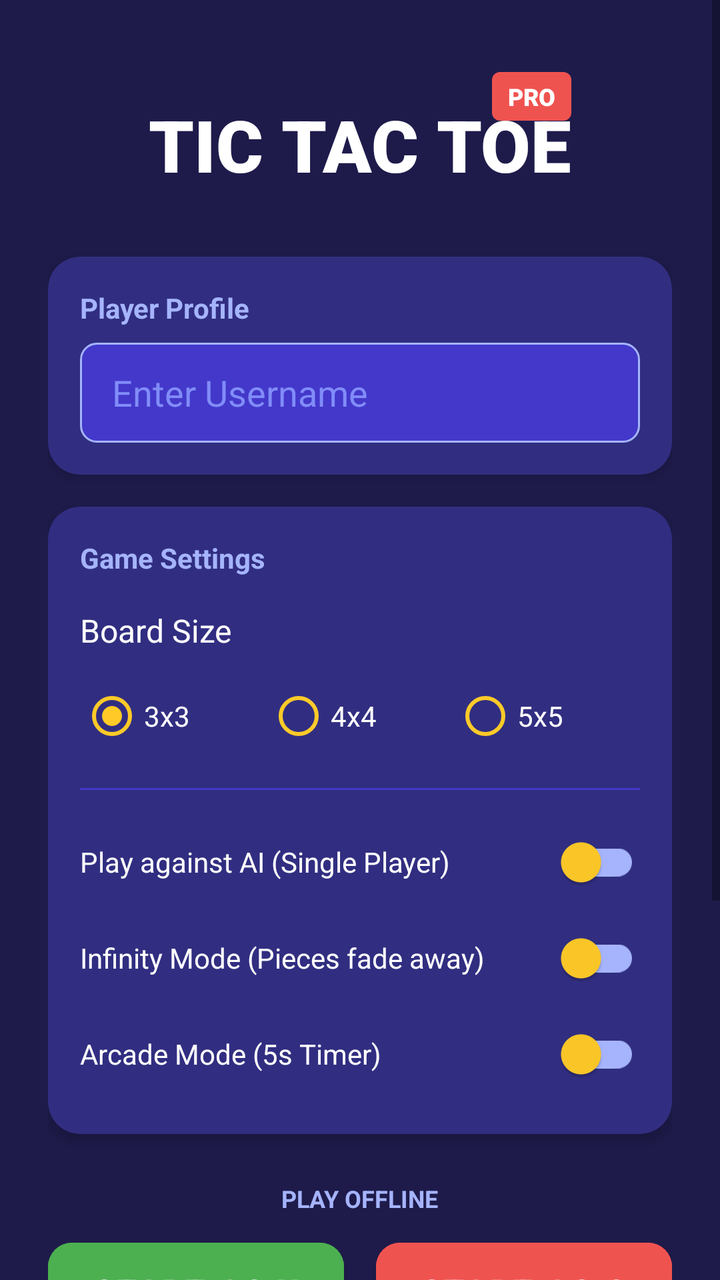
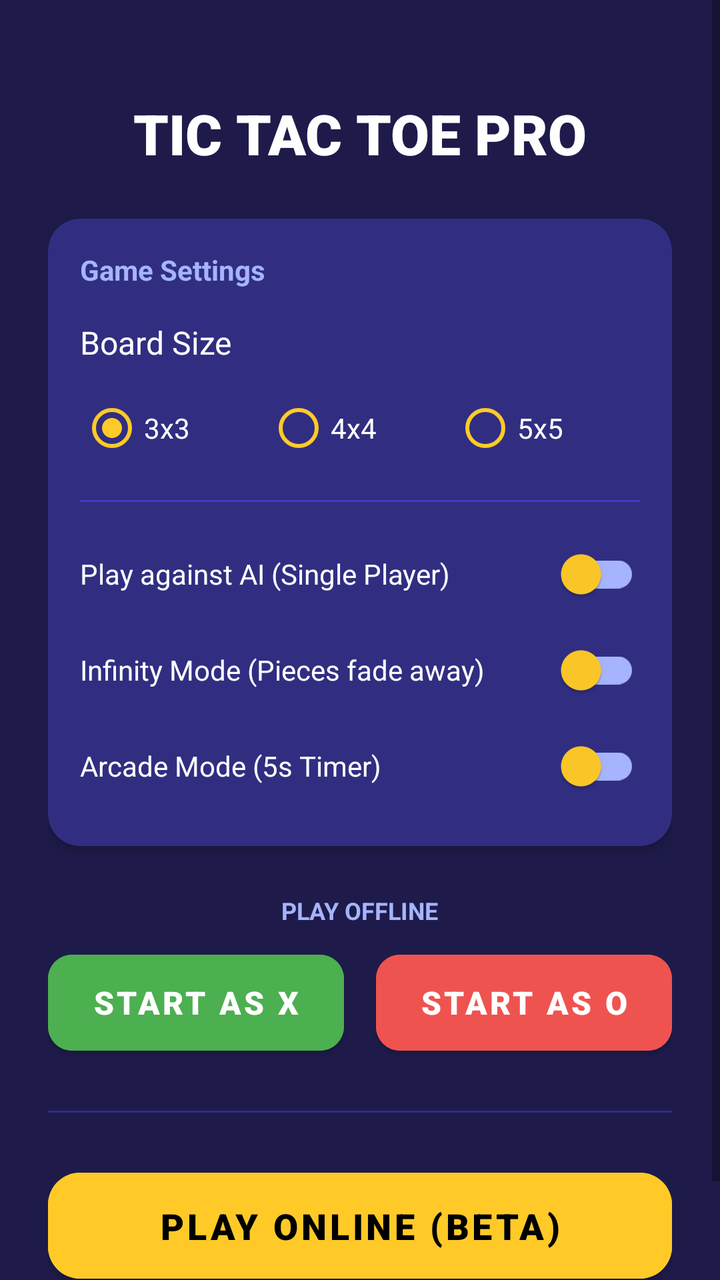

Two renders of the same Android screen: before a commit and after it. Below are the layout's source before the change and the commit's diff.
<!-- AndroidManifest.xml: application theme Theme.TicTacToe -->
<!-- res/layout/fragment_welcome.xml -->
<?xml version="1.0" encoding="utf-8"?>
<androidx.constraintlayout.widget.ConstraintLayout xmlns:android="http://schemas.android.com/apk/res/android"
    xmlns:app="http://schemas.android.com/apk/res-auto"
    xmlns:tools="http://schemas.android.com/tools"
    android:layout_width="match_parent"
    android:layout_height="match_parent"
    android:background="@color/background_color">

    <ScrollView
        android:layout_width="match_parent"
        android:layout_height="match_parent"
        android:fillViewport="true">

        <androidx.constraintlayout.widget.ConstraintLayout
            android:layout_width="match_parent"
            android:layout_height="wrap_content"
            android:padding="24dp">

            
            <TextView
                android:id="@+id/tvTitle"
                android:layout_width="wrap_content"
                android:layout_height="wrap_content"
                android:layout_marginTop="24dp"
                android:fontFamily="sans-serif-black"
                android:text="TIC TAC TOE"
                android:textColor="@color/white"
                android:textSize="36sp"
                app:layout_constraintEnd_toEndOf="parent"
                app:layout_constraintStart_toStartOf="parent"
                app:layout_constraintTop_toTopOf="parent" />

            <TextView
                android:id="@+id/tvPro"
                android:layout_width="wrap_content"
                android:layout_height="wrap_content"
                android:background="@drawable/pro_badge_bg"
                android:fontFamily="sans-serif-black"
                android:paddingHorizontal="8dp"
                android:paddingVertical="4dp"
                android:text="PRO"
                android:textColor="@color/white"
                android:textSize="12sp"
                app:layout_constraintBottom_toTopOf="@+id/tvTitle"
                app:layout_constraintEnd_toEndOf="@+id/tvTitle"
                app:layout_constraintHorizontal_bias="1.0"
                app:layout_constraintStart_toStartOf="@+id/tvTitle"
                app:layout_constraintTop_toTopOf="@+id/tvTitle"
                app:layout_constraintVertical_bias="0.0" />

            
            <androidx.cardview.widget.CardView
                android:id="@+id/cardUsername"
                android:layout_width="match_parent"
                android:layout_height="wrap_content"
                android:layout_marginTop="32dp"
                app:cardBackgroundColor="#312E81"
                app:cardCornerRadius="16dp"
                app:cardElevation="4dp"
                app:layout_constraintTop_toBottomOf="@+id/tvTitle">

                <LinearLayout
                    android:layout_width="match_parent"
                    android:layout_height="wrap_content"
                    android:orientation="vertical"
                    android:padding="16dp">

                    <TextView
                        android:layout_width="wrap_content"
                        android:layout_height="wrap_content"
                        android:text="Player Profile"
                        android:textColor="#A5B4FC"
                        android:textSize="14sp"
                        android:textStyle="bold" />

                    <EditText
                        android:id="@+id/etUsername"
                        android:layout_width="match_parent"
                        android:layout_height="50dp"
                        android:layout_marginTop="8dp"
                        android:background="@drawable/edittext_bg"
                        android:hint="Enter Username"
                        android:inputType="textPersonName"
                        android:paddingHorizontal="16dp"
                        android:textColor="@color/white"
                        android:textColorHint="#818CF8" />
                </LinearLayout>
            </androidx.cardview.widget.CardView>

            
            <androidx.cardview.widget.CardView
                android:id="@+id/cardSettings"
                android:layout_width="match_parent"
                android:layout_height="wrap_content"
                android:layout_marginTop="16dp"
                app:cardBackgroundColor="#312E81"
                app:cardCornerRadius="16dp"
                app:cardElevation="4dp"
                app:layout_constraintTop_toBottomOf="@+id/cardUsername">

                <LinearLayout
                    android:layout_width="match_parent"
                    android:layout_height="wrap_content"
                    android:orientation="vertical"
                    android:padding="16dp">

                    <TextView
                        android:layout_width="wrap_content"
                        android:layout_height="wrap_content"
                        android:text="Game Settings"
                        android:textColor="#A5B4FC"
                        android:textSize="14sp"
                        android:textStyle="bold" />

                    
                    <TextView
                        android:layout_width="wrap_content"
                        android:layout_height="wrap_content"
                        android:layout_marginTop="16dp"
                        android:text="Board Size"
                        android:textColor="@color/white"
                        android:textSize="16sp" />

                    <RadioGroup
                        android:id="@+id/rgSize"
                        android:layout_width="match_parent"
                        android:layout_height="wrap_content"
                        android:layout_marginTop="8dp"
                        android:orientation="horizontal">

                        <RadioButton
                            android:id="@+id/rb3x3"
                            android:layout_width="0dp"
                            android:layout_height="wrap_content"
                            android:layout_weight="1"
                            android:buttonTint="@color/yellow_accent"
                            android:checked="true"
                            android:text="3x3"
                            android:textColor="@color/white" />

                        <RadioButton
                            android:id="@+id/rb4x4"
                            android:layout_width="0dp"
                            android:layout_height="wrap_content"
                            android:layout_weight="1"
                            android:buttonTint="@color/yellow_accent"
                            android:text="4x4"
                            android:textColor="@color/white" />

                        <RadioButton
                            android:id="@+id/rb5x5"
                            android:layout_width="0dp"
                            android:layout_height="wrap_content"
                            android:layout_weight="1"
                            android:buttonTint="@color/yellow_accent"
                            android:text="5x5"
                            android:textColor="@color/white" />
                    </RadioGroup>

                    <View
                        android:layout_width="match_parent"
                        android:layout_height="1dp"
                        android:layout_marginVertical="12dp"
                        android:background="#4338CA" />

                    
                    <com.google.android.material.switchmaterial.SwitchMaterial
                        android:id="@+id/switchAiMode"
                        android:layout_width="match_parent"
                        android:layout_height="wrap_content"
                        android:text="Play against AI (Single Player)"
                        android:textColor="@color/white"
                        app:useMaterialThemeColors="false"
                        app:thumbTint="@color/yellow_accent"
                        app:trackTint="#A5B4FC"/>

                    <com.google.android.material.switchmaterial.SwitchMaterial
                        android:id="@+id/switchInfinityMode"
                        android:layout_width="match_parent"
                        android:layout_height="wrap_content"
                        android:text="Infinity Mode (Pieces fade away)"
                        android:textColor="@color/white"
                        app:useMaterialThemeColors="false"
                        app:thumbTint="@color/yellow_accent"
                        app:trackTint="#A5B4FC"/>

                    <com.google.android.material.switchmaterial.SwitchMaterial
                        android:id="@+id/switchArcadeMode"
                        android:layout_width="match_parent"
                        android:layout_height="wrap_content"
                        android:text="Arcade Mode (5s Timer)"
                        android:textColor="@color/white"
                        app:useMaterialThemeColors="false"
                        app:thumbTint="@color/yellow_accent"
                        app:trackTint="#A5B4FC"/>

                </LinearLayout>
            </androidx.cardview.widget.CardView>

            
            <TextView
                android:id="@+id/tvPlayLocal"
                android:layout_width="wrap_content"
                android:layout_height="wrap_content"
                android:layout_marginTop="24dp"
                android:text="PLAY OFFLINE"
                android:textColor="#A5B4FC"
                android:textSize="12sp"
                android:textStyle="bold"
                app:layout_constraintEnd_toEndOf="parent"
                app:layout_constraintStart_toStartOf="parent"
                app:layout_constraintTop_toBottomOf="@+id/cardSettings" />

            <LinearLayout
                android:id="@+id/layoutOfflineButtons"
                android:layout_width="match_parent"
                android:layout_height="wrap_content"
                android:layout_marginTop="8dp"
                android:orientation="horizontal"
                app:layout_constraintTop_toBottomOf="@+id/tvPlayLocal">

                <Button
                    android:id="@+id/btnPlayerX"
                    android:layout_width="0dp"
                    android:layout_height="60dp"
                    android:layout_marginEnd="8dp"
                    android:layout_weight="1"
                    android:backgroundTint="#4CAF50"
                    android:fontFamily="sans-serif-black"
                    android:text="START AS X"
                    android:textColor="@color/white"
                    android:textSize="16sp"
                    app:cornerRadius="12dp" />

                <Button
                    android:id="@+id/btnPlayerO"
                    android:layout_width="0dp"
                    android:layout_height="60dp"
                    android:layout_marginStart="8dp"
                    android:layout_weight="1"
                    android:backgroundTint="#EF5350"
                    android:fontFamily="sans-serif-black"
                    android:text="START AS O"
                    android:textColor="@color/white"
                    android:textSize="16sp"
                    app:cornerRadius="12dp" />
            </LinearLayout>

            <View
                android:id="@+id/divider2"
                android:layout_width="match_parent"
                android:layout_height="1dp"
                android:layout_marginTop="24dp"
                android:background="#312E81"
                app:layout_constraintTop_toBottomOf="@+id/layoutOfflineButtons" />

            
            <Button
                android:id="@+id/btnPlayOnline"
                android:layout_width="match_parent"
                android:layout_height="65dp"
                android:layout_marginTop="24dp"
                android:backgroundTint="@color/yellow_accent"
                android:fontFamily="sans-serif-black"
                android:text="PLAY ONLINE (BETA)"
                android:textColor="@color/black"
                android:textSize="18sp"
                app:cornerRadius="16dp"
                app:layout_constraintTop_toBottomOf="@+id/divider2" />

            
            <Button
                android:id="@+id/btnLeaderboard"
                android:layout_width="match_parent"
                android:layout_height="60dp"
                android:layout_marginTop="12dp"
                android:layout_marginBottom="24dp"
                android:backgroundTint="#4338CA"
                android:fontFamily="sans-serif-black"
                android:text="GLOBAL LEADERBOARD"
                android:textColor="@color/white"
                android:textSize="16sp"
                app:cornerRadius="16dp"
                app:layout_constraintBottom_toBottomOf="parent"
                app:layout_constraintTop_toBottomOf="@+id/btnPlayOnline" />

        </androidx.constraintlayout.widget.ConstraintLayout>
    </ScrollView>
</androidx.constraintlayout.widget.ConstraintLayout>
<!-- resources referenced by this layout -->
<resources>
  <color name="background_color">#1E1B4B</color>
  <color name="black">#FF000000</color>
  <color name="white">#FFFFFFFF</color>
  <color name="yellow_accent">#FFCA28</color>
  <!-- drawable edittext_bg (drawable) -->
  <?xml version="1.0" encoding="utf-8"?>
  <shape xmlns:android="http://schemas.android.com/apk/res/android"
      android:shape="rectangle">
      <solid android:color="#4338CA" />
      <corners android:radius="8dp" />
      <stroke android:width="1dp" android:color="#A5B4FC" />
  </shape>
  <!-- drawable pro_badge_bg (drawable) -->
  <?xml version="1.0" encoding="utf-8"?>
  <shape xmlns:android="http://schemas.android.com/apk/res/android"
      android:shape="rectangle">
      <solid android:color="#EF5350" />
      <corners android:radius="4dp" />
  </shape>
  <style name="Theme.TicTacToe" parent="Theme.MaterialComponents.DayNight.NoActionBar">
          <item name="colorPrimary">@color/purple_500</item>
          <item name="colorPrimaryVariant">@color/purple_700</item>
          <item name="colorOnPrimary">@color/white</item>
          <item name="colorSecondary">@color/teal_200</item>
          <item name="colorSecondaryVariant">@color/teal_700</item>
          <item name="colorOnSecondary">@color/black</item>
          <item name="android:statusBarColor">@color/background_color</item>
          <item name="android:windowBackground">@color/background_color</item>
      </style>
  <color name="purple_500">#FF6200EE</color>
  <color name="purple_700">#FF3700B3</color>
  <color name="teal_200">#FF03DAC5</color>
  <color name="teal_700">#FF018786</color>
</resources>

<!-- the commit's change to res/layout/fragment_welcome.xml (unified diff, before → after) -->
@@ -23,80 +23,23 @@
                 android:layout_height="wrap_content"
                 android:layout_marginTop="24dp"
                 android:fontFamily="sans-serif-black"
-                android:text="TIC TAC TOE"
+                android:text="TIC TAC TOE PRO"
                 android:textColor="@color/white"
-                android:textSize="36sp"
+                android:textSize="28sp"
                 app:layout_constraintEnd_toEndOf="parent"
                 app:layout_constraintStart_toStartOf="parent"
                 app:layout_constraintTop_toTopOf="parent" />
 
-            <TextView
-                android:id="@+id/tvPro"
-                android:layout_width="wrap_content"
-                android:layout_height="wrap_content"
-                android:background="@drawable/pro_badge_bg"
-                android:fontFamily="sans-serif-black"
-                android:paddingHorizontal="8dp"
-                android:paddingVertical="4dp"
-                android:text="PRO"
-                android:textColor="@color/white"
-                android:textSize="12sp"
-                app:layout_constraintBottom_toTopOf="@+id/tvTitle"
-                app:layout_constraintEnd_toEndOf="@+id/tvTitle"
-                app:layout_constraintHorizontal_bias="1.0"
-                app:layout_constraintStart_toStartOf="@+id/tvTitle"
-                app:layout_constraintTop_toTopOf="@+id/tvTitle"
-                app:layout_constraintVertical_bias="0.0" />
-
             
             <androidx.cardview.widget.CardView
-                android:id="@+id/cardUsername"
-                android:layout_width="match_parent"
-                android:layout_height="wrap_content"
-                android:layout_marginTop="32dp"
+                android:id="@+id/cardSettings"
+                android:layout_width="match_parent"
+                android:layout_height="wrap_content"
+                android:layout_marginTop="24dp"
                 app:cardBackgroundColor="#312E81"
                 app:cardCornerRadius="16dp"
                 app:cardElevation="4dp"
                 app:layout_constraintTop_toBottomOf="@+id/tvTitle">
-
-                <LinearLayout
-                    android:layout_width="match_parent"
-                    android:layout_height="wrap_content"
-                    android:orientation="vertical"
-                    android:padding="16dp">
-
-                    <TextView
-                        android:layout_width="wrap_content"
-                        android:layout_height="wrap_content"
-                        android:text="Player Profile"
-                        android:textColor="#A5B4FC"
-                        android:textSize="14sp"
-                        android:textStyle="bold" />
-
-                    <EditText
-                        android:id="@+id/etUsername"
-                        android:layout_width="match_parent"
-                        android:layout_height="50dp"
-                        android:layout_marginTop="8dp"
-                        android:background="@drawable/edittext_bg"
-                        android:hint="Enter Username"
-                        android:inputType="textPersonName"
-                        android:paddingHorizontal="16dp"
-                        android:textColor="@color/white"
-                        android:textColorHint="#818CF8" />
-                </LinearLayout>
-            </androidx.cardview.widget.CardView>
-
-            
-            <androidx.cardview.widget.CardView
-                android:id="@+id/cardSettings"
-                android:layout_width="match_parent"
-                android:layout_height="wrap_content"
-                android:layout_marginTop="16dp"
-                app:cardBackgroundColor="#312E81"
-                app:cardCornerRadius="16dp"
-                app:cardElevation="4dp"
-                app:layout_constraintTop_toBottomOf="@+id/cardUsername">
 
                 <LinearLayout
                     android:layout_width="match_parent"
@@ -260,29 +203,15 @@
                 android:layout_width="match_parent"
                 android:layout_height="65dp"
                 android:layout_marginTop="24dp"
+                android:layout_marginBottom="24dp"
                 android:backgroundTint="@color/yellow_accent"
                 android:fontFamily="sans-serif-black"
                 android:text="PLAY ONLINE (BETA)"
                 android:textColor="@color/black"
                 android:textSize="18sp"
                 app:cornerRadius="16dp"
+                app:layout_constraintBottom_toBottomOf="parent"
                 app:layout_constraintTop_toBottomOf="@+id/divider2" />
-
-            
-            <Button
-                android:id="@+id/btnLeaderboard"
-                android:layout_width="match_parent"
-                android:layout_height="60dp"
-                android:layout_marginTop="12dp"
-                android:layout_marginBottom="24dp"
-                android:backgroundTint="#4338CA"
-                android:fontFamily="sans-serif-black"
-                android:text="GLOBAL LEADERBOARD"
-                android:textColor="@color/white"
-                android:textSize="16sp"
-                app:cornerRadius="16dp"
-                app:layout_constraintBottom_toBottomOf="parent"
-                app:layout_constraintTop_toBottomOf="@+id/btnPlayOnline" />
 
         </androidx.constraintlayout.widget.ConstraintLayout>
     </ScrollView>
<!-- resource entries referenced after the edit -->
@@ -4,21 +4,6 @@
   <color name="black">#FF000000</color>
   <color name="white">#FFFFFFFF</color>
   <color name="yellow_accent">#FFCA28</color>
-  <!-- drawable edittext_bg (drawable) -->
-  <?xml version="1.0" encoding="utf-8"?>
-  <shape xmlns:android="http://schemas.android.com/apk/res/android"
-      android:shape="rectangle">
-      <solid android:color="#4338CA" />
-      <corners android:radius="8dp" />
-      <stroke android:width="1dp" android:color="#A5B4FC" />
-  </shape>
-  <!-- drawable pro_badge_bg (drawable) -->
-  <?xml version="1.0" encoding="utf-8"?>
-  <shape xmlns:android="http://schemas.android.com/apk/res/android"
-      android:shape="rectangle">
-      <solid android:color="#EF5350" />
-      <corners android:radius="4dp" />
-  </shape>
   <style name="Theme.TicTacToe" parent="Theme.MaterialComponents.DayNight.NoActionBar">
           <item name="colorPrimary">@color/purple_500</item>
           <item name="colorPrimaryVariant">@color/purple_700</item>
